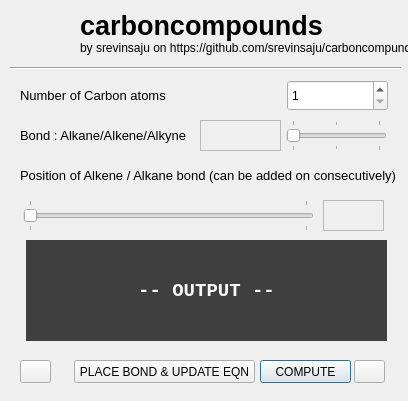
First picture: the form in ui.ui, repository srevinsaju/carbonic, before the edit.
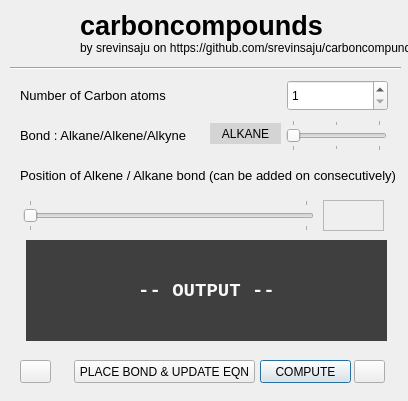
Second picture: the form after the edit. Icons and pictures are not drawn.

```diff
--- a/ui.ui
+++ b/ui.ui
@@ -334,18 +334,32 @@
     <bool>true</bool>
    </property>
   </widget>
-  <widget class="QTextEdit" name="bondtxt">
-   <property name="enabled">
-    <bool>false</bool>
-   </property>
+  <widget class="QLabel" name="bondtxt">
    <property name="geometry">
     <rect>
-     <x>200</x>
-     <y>120</y>
-     <width>81</width>
-     <height>31</height>
+     <x>210</x>
+     <y>123</y>
+     <width>71</width>
+     <height>21</height>
     </rect>
    </property>
+   <property name="autoFillBackground">
+    <bool>false</bool>
+   </property>
+   <property name="styleSheet">
+    <string notr="true">border-color: rgb(117, 117, 117);
+gridline-color: rgb(117, 117, 117);
+background-color: rgb(212, 212, 212);</string>
+   </property>
+   <property name="text">
+    <string>ALKANE</string>
+   </property>
+   <property name="textFormat">
+    <enum>Qt::AutoText</enum>
+   </property>
+   <property name="alignment">
+    <set>Qt::AlignCenter</set>
+   </property>
   </widget>
  </widget>
  <resources/>
```
